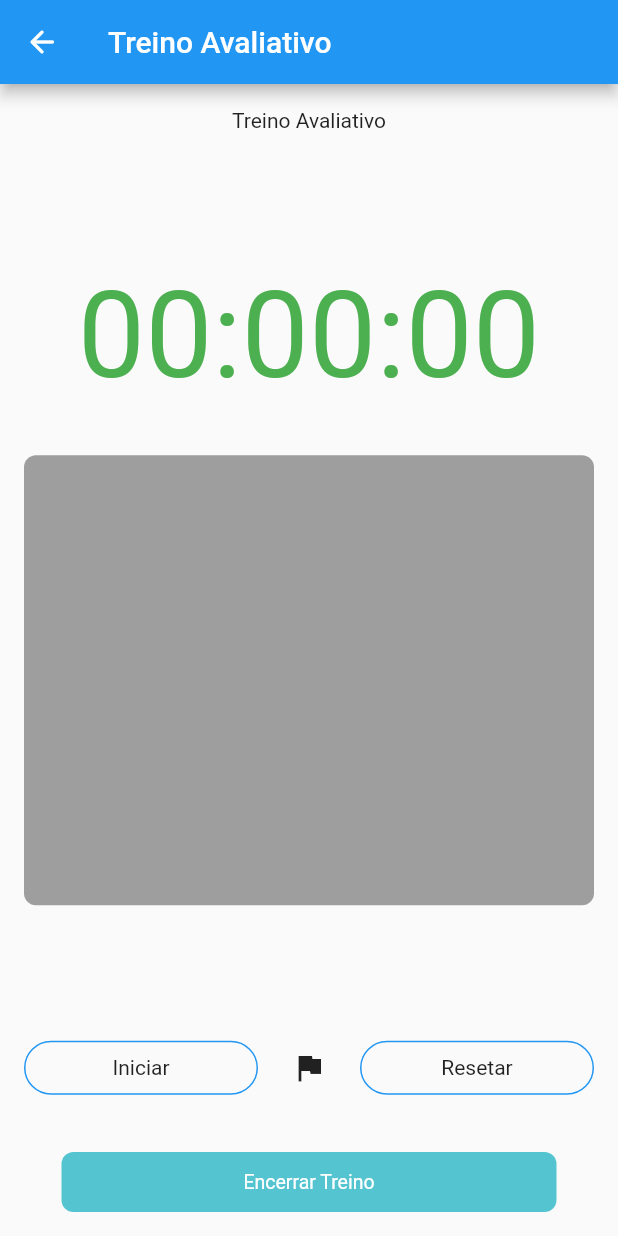
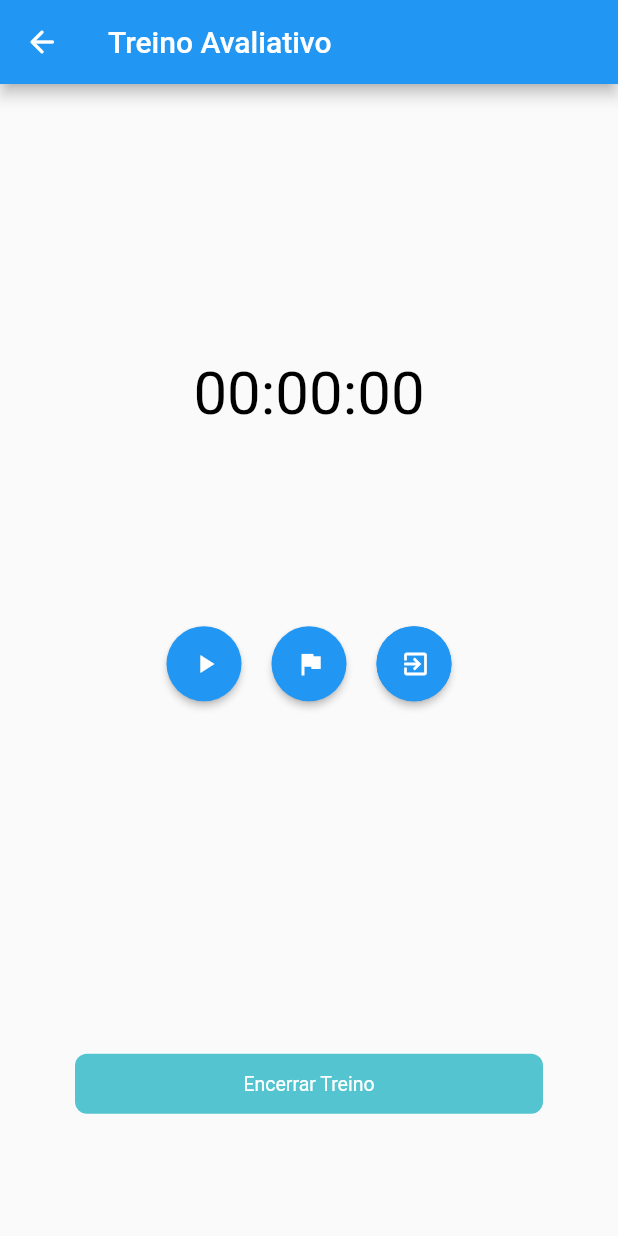
Before and after one commit to lamarcaa/UNASplash, a Flutter app: the Cronometro screen opened directly, on a phone screen of 412 x 824 dp. Run offline on Flutter 3.47's test engine with Material 2 defaults, Android fonts, the light colour scheme and no system bars; our stand-ins replace google_nav_bar.

Commit message:
cronometro finalizado

```diff
--- /dev/null
+++ b/lib/componentes/canvasCronometro.dart
@@ -0,0 +1,33 @@
+import 'package:flutter/material.dart';
+import 'dart:math';
+
+class CirculoProgresso extends CustomPainter {
+  final double progress;
+
+  CirculoProgresso(this.progress);
+
+  @override
+  void paint(Canvas canvas, Size size) {
+    final paint = Paint()
+      ..color = Colors.blue
+      ..strokeWidth = 8.0
+      ..style = PaintingStyle.stroke
+      ..strokeCap = StrokeCap.round;
+
+    final center = Offset(size.width / 2, size.height / 2);
+    final radius = size.width / 2;
+
+    canvas.drawArc(
+      Rect.fromCircle(center: center, radius: radius),
+      -pi / 2,
+      2 * pi * progress,
+      false,
+      paint,
+    );
+  }
+
+  @override
+  bool shouldRepaint(covariant CustomPainter oldDelegate) {
+    return true;
+  }
+}
--- a/lib/telas/cronometro.dart
+++ b/lib/telas/cronometro.dart
@@ -1,6 +1,7 @@
 import 'dart:async';
 import 'package:flutter/material.dart';
 import 'package:unasplash/componentes/botaoPequeno.dart';
+import 'package:unasplash/componentes/canvasCronometro.dart';
 import 'package:unasplash/telas/formTreinoAvaliativo.dart';
 
 class Cronometro extends StatefulWidget {
@@ -23,6 +24,7 @@ class _CronometroState extends State<Cronometro> {
   String digitoMili = "00";
   String digitoSeg = "00";
   String digitoMin = "00";
+  IconData iconeBotao = Icons.play_arrow;
 
   void paraCronometro() {
     timer!.cancel();
@@ -81,6 +83,7 @@ class _CronometroState extends State<Cronometro> {
 
   Widget build(BuildContext context) {
     Color cronometroColor = (segundos >= 10) ? Colors.red : Colors.green;
+    double progress = (segundos * 1000 + milisegundos) / 10000;
 
     return Scaffold(
       appBar: AppBar(
@@ -92,38 +95,99 @@ class _CronometroState extends State<Cronometro> {
         ),
         title: Text('Treino Avaliativo'),
       ),
-      body: SafeArea(
-        child: Padding(
-          padding: EdgeInsets.all(16),
+      body: Padding(
+        padding: EdgeInsets.all(25),
+        child: SafeArea(
           child: Column(
-            mainAxisAlignment: MainAxisAlignment.spaceBetween,
-            crossAxisAlignment: CrossAxisAlignment.center,
+            mainAxisAlignment: MainAxisAlignment.center,
             children: [
-              Center(
-                child: Text("Treino Avaliativo"),
-              ),
-              SizedBox(height: 25),
-              Center(
-                child: Text(
-                  "$digitoMin:$digitoSeg:$digitoMili",
-                  style: TextStyle(fontSize: 80, color: cronometroColor),
+              CustomPaint(
+                size: Size(200, 200),
+                painter: CirculoProgresso(progress),
+                child: Container(
+                  width: 250,
+                  height: 250,
+                  child: Center(
+                    child: Text(
+                      "$digitoMin:$digitoSeg:$digitoMili",
+                      style: TextStyle(fontSize: 40, color: Colors.black),
+                    ),
+                  ),
                 ),
               ),
+              SizedBox(height: 30),
+              Row(
+                mainAxisAlignment: MainAxisAlignment.center,
+                children: [
+                  Container(
+                    width: 50,
+                    height: 50,
+                    child: ElevatedButton(
+                      onPressed: () {
+                        (!started) ? iniciaCronometro() : paraCronometro();
+                      },
+                      style: ElevatedButton.styleFrom(
+                        shape: StadiumBorder(),
+                        primary: Colors.blue,
+                      ),
+                      child: Icon(Icons.play_arrow, size: 20),
+                    ),
+                  ),
+                  SizedBox(
+                    width: 20,
+                  ),
+                  Container(
+                    width: 50,
+                    height: 50,
+                    child: ElevatedButton(
+                      onPressed: () {
+                        salvaVoltas();
+                      },
+                      style: ElevatedButton.styleFrom(
+                        shape: CircleBorder(),
+                        primary: Colors.blue,
+                      ),
+                      child:
+                          Icon(Icons.flag_sharp, color: Colors.white, size: 20),
+                    ),
+                  ),
+                  SizedBox(
+                    width: 20,
+                  ),
+                  Container(
+                    height: 50,
+                    width: 50,
+                    child: ElevatedButton(
+                      onPressed: () {
+                        resetaCronometro();
+                      },
+                      style: ElevatedButton.styleFrom(
+                        shape: StadiumBorder(
+                          side: BorderSide(color: Colors.blue),
+                        ),
+                      ),
+                      child: Icon(Icons.exit_to_app_outlined,
+                          color: Colors.white, size: 20),
+                    ),
+                  ),
+                ],
+              ),
+              SizedBox(height: 30),
               Container(
-                height: 300,
-                decoration: BoxDecoration(
-                  color: Colors.grey,
-                  borderRadius: BorderRadius.circular(8.0),
-                ),
+                height: 150,
+                margin: EdgeInsets.symmetric(vertical: 20),
                 child: ListView.builder(
                   itemCount: voltas.length,
                   itemBuilder: (context, index) {
                     return Padding(
                       padding: EdgeInsets.all(16),
                       child: Row(
-                        mainAxisAlignment: MainAxisAlignment.spaceBetween,
+                        mainAxisAlignment: MainAxisAlignment.center,
                         children: [
-                          Text('Volta nº${index + 1}'),
+                          Text('${index + 1}a volta:'),
+                          SizedBox(
+                            width: 30,
+                          ),
                           Text('${voltas[index]}'),
                         ],
                       ),
@@ -131,48 +195,7 @@ class _CronometroState extends State<Cronometro> {
                   },
                 ),
               ),
-              SizedBox(
-                height: 20,
-              ),
-              Row(
-                mainAxisAlignment: MainAxisAlignment.spaceBetween,
-                children: [
-                  Expanded(
-                    child: RawMaterialButton(
-                      onPressed: () {
-                        (!started) ? iniciaCronometro() : paraCronometro();
-                      },
-                      shape: const StadiumBorder(
-                        side: BorderSide(color: Colors.blue),
-                      ),
-                      child: Text((!started) ? "Iniciar" : "Pausar"),
-                    ),
-                  ),
-                  SizedBox(
-                    width: 10,
-                  ),
-                  IconButton(
-                    onPressed: () {
-                      salvaVoltas();
-                    },
-                    icon: Icon(Icons.flag_sharp),
-                  ),
-                  SizedBox(
-                    width: 10,
-                  ),
-                  Expanded(
-                    child: RawMaterialButton(
-                      onPressed: () {
-                        resetaCronometro();
-                      },
-                      shape: const StadiumBorder(
-                        side: BorderSide(color: Colors.blue),
-                      ),
-                      child: Text('Resetar'),
-                    ),
-                  ),
-                ],
-              ),
+              SizedBox(height: 15),
               BotaoPequeno(
                 hintText: 'Encerrar Treino',
                 onTap: () {
```
